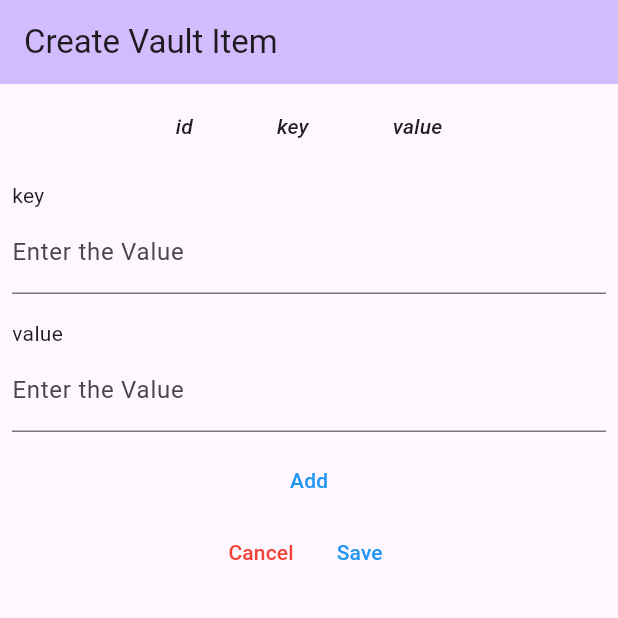
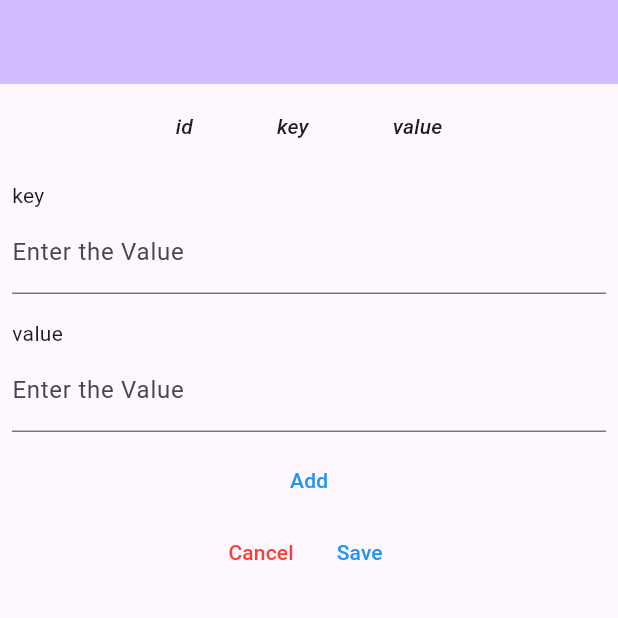
Before and after one commit to Kate941-su/pretty_good_secure_folder, a Flutter app: the screen it shows after launch, after a tap on an icon or button, on a phone screen of 412 x 824 dp, the top half of it. Run offline on Flutter 3.47's test engine with Material 3 defaults, Android fonts, the phone set to English and light mode, and no system bars; our stand-ins replace flutter_hooks, flutter_slidable, freezed_annotation, go_router, hooks_riverpod, riverpod_annotation; generated files the repository leaves out were written again.

Commit message:
add: enter vault holder name

```diff
--- /dev/null
+++ b/pretty_good_secure_folder/lib/extension/colors+_custom_color.dart
@@ -0,0 +1,6 @@
+import 'package:flutter/material.dart';
+
+class CustomColors {
+  static Color warning = Color(0xFFC91432);
+  static Color info = Color(0xFF4976BA);
+}
--- a/pretty_good_secure_folder/lib/go_router/go_router_manager.dart
+++ b/pretty_good_secure_folder/lib/go_router/go_router_manager.dart
@@ -12,11 +12,17 @@ final goRouterProvider = Provider<GoRouter>((ref) {
       ),
       GoRoute(
         path: '/create/:name',
-        builder: (context, state) => CreateItemView(name: state.pathParameters['name']!),
+        builder: (context, state) {
+          final name = state.pathParameters['name'] ?? "";
+          return CreateItemView(name: name,);
+        },
       ),
       GoRoute(
         path: '/edit/:id',
-        builder: (context, state) => CreateItemView(id: state.pathParameters['id']!),
+        builder: (context, state) {
+          final name = state.pathParameters['name'] ?? "";
+          return CreateItemView(name: name,);
+        },
       ),
     ],
   );
--- a/pretty_good_secure_folder/lib/view/create_item_view.dart
+++ b/pretty_good_secure_folder/lib/view/create_item_view.dart
@@ -12,7 +12,9 @@ import '../provider/vault_item_state.dart';
 import 'component/text_enter_field.dart';
 
 class CreateItemView extends HookConsumerWidget {
-  const CreateItemView({super.key});
+  const CreateItemView({required this.name, super.key});
+
+  final String name;
 
   @override
   Widget build(BuildContext context, WidgetRef ref) {
@@ -33,7 +35,7 @@ class CreateItemView extends HookConsumerWidget {
     return Scaffold(
       appBar: AppBar(
         backgroundColor: Theme.of(context).colorScheme.inversePrimary,
-        title: Text("Create Vault Item"),
+        title: Text(name),
       ),
       body: SingleChildScrollView(
         child: Center(
```
Also changed, not shown: pretty_good_secure_folder/lib/provider/regacy/create_vault_holder.dart (added, +16 -0 lines), pretty_good_secure_folder/lib/view/component/slide_item_view.dart (+64 -5 lines).
